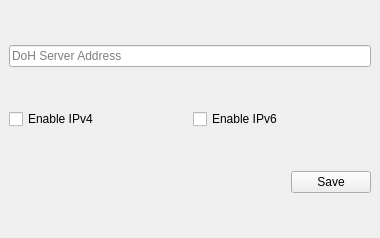
Old version of the form mainwindow.ui in the repository AlexZhu2001/D2DoH.
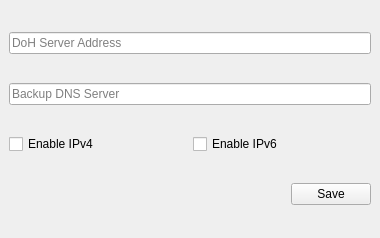
New version of the form.

```diff
--- a/mainwindow.ui
+++ b/mainwindow.ui
@@ -37,15 +37,18 @@
   <widget class="QWidget" name="centralwidget">
    <layout class="QVBoxLayout" name="verticalLayout">
     <item>
-     <layout class="QHBoxLayout" name="horizontalLayout_2">
-      <item>
        <widget class="QLineEdit" name="edtAddr">
         <property name="placeholderText">
          <string>DoH Server Address</string>
         </property>
        </widget>
       </item>
-     </layout>
+    <item>
+     <widget class="QLineEdit" name="edtDnsAddr">
+      <property name="placeholderText">
+       <string>Backup DNS Server</string>
+      </property>
+     </widget>
     </item>
     <item>
      <layout class="QHBoxLayout" name="horizontalLayout">
```
Lines whose indentation alone changed are shown as unchanged.
